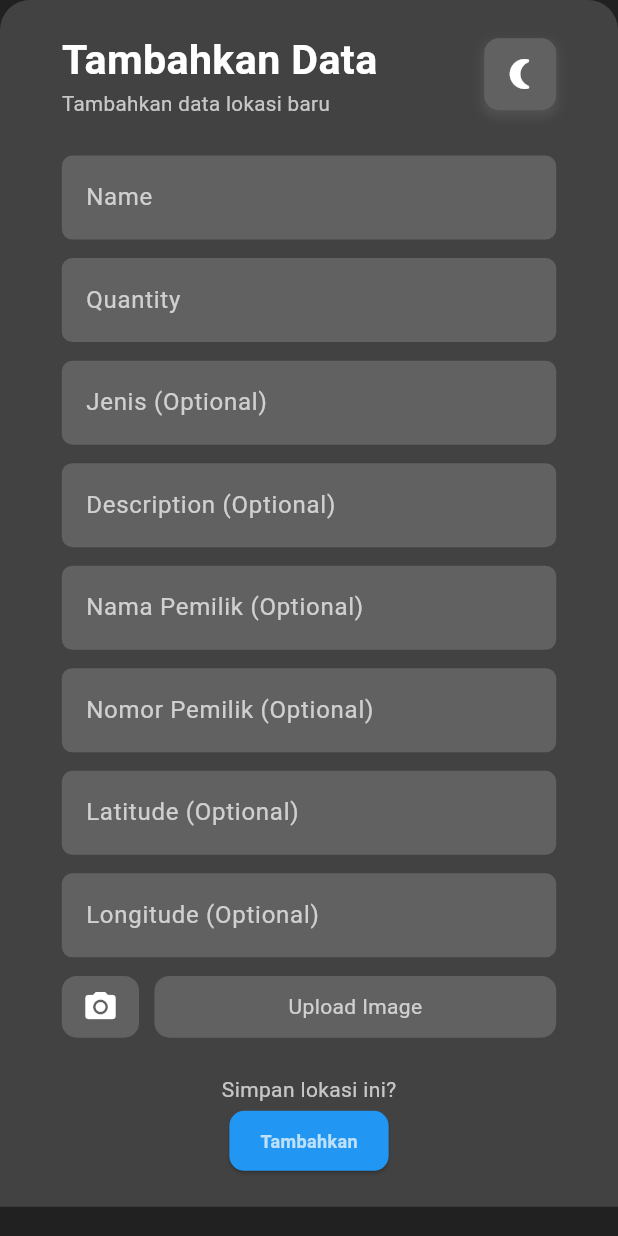
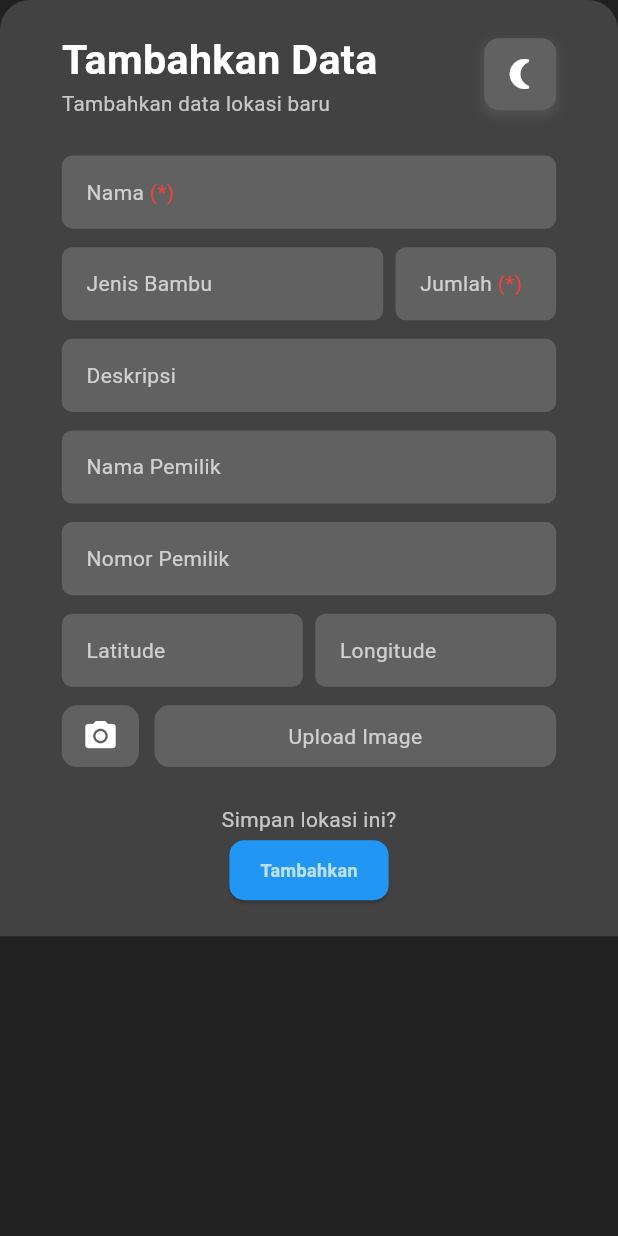
Before and after one commit to izasoerya/bamboo_app, a Flutter app: the ModalBottomSheet widget shown alone on an empty page, opened directly, on a phone screen of 412 x 824 dp. Run offline on Flutter 3.47's test engine with Material 3 defaults, Android fonts, the phone set to English and light mode, and no system bars; our stand-ins replace device_info_plus, file_picker, flutter_bloc, flutter_dotenv, flutter_screenutil, geolocator and 5 more; missing offline and left inert: excel; accounts and stored records are empty.

Commit message:
ui redesign

```diff
--- a/lib/src/app/presentation/widgets/atom/auth_text_field.dart
+++ b/lib/src/app/presentation/widgets/atom/auth_text_field.dart
@@ -3,20 +3,22 @@ import 'package:flutter_screenutil/flutter_screenutil.dart';
 
 class AuthTextField extends StatefulWidget {
   final TextEditingController controller;
-  final String? Function(String?)? validator;
   final String hintText;
   final String label;
   final bool optional;
   final TextInputType type;
+  final double width;
+  final String? Function(String?)? validator;
 
   const AuthTextField({
     super.key,
     required this.controller,
-    this.validator,
     this.hintText = '',
     this.label = '',
     this.optional = false,
     this.type = TextInputType.text,
+    this.width = 0.8,
+    this.validator,
   });
 
   @override
@@ -29,17 +31,34 @@ class _AuthTextFieldState extends State<AuthTextField> {
   @override
   Widget build(BuildContext context) {
     return SizedBox(
-      width: 0.8.sw,
+      width: widget.width.sw,
       child: TextFormField(
         key: _formKey,
         keyboardType: widget.type,
         controller: widget.controller,
         decoration: InputDecoration(
           focusColor: Colors.red,
+          contentPadding: EdgeInsets.symmetric(
+            horizontal: 0.03.sw,
+            vertical: 0.015.sh,
+          ),
           hintText: widget.hintText,
           hintStyle:
               TextStyle(color: Theme.of(context).textTheme.bodyMedium!.color),
-          labelText: widget.label + (widget.optional ? ' (Optional)' : ''),
+          labelText: null,
+          label: RichText(
+            text: TextSpan(
+              text: widget.label,
+              style: Theme.of(context).textTheme.bodyMedium,
+              children: [
+                if (!widget.optional)
+                  TextSpan(
+                    text: ' (*)',
+                    style: TextStyle(color: Colors.red),
+                  ),
+              ],
+            ),
+          ),
           labelStyle:
               TextStyle(color: Theme.of(context).textTheme.bodyMedium!.color),
           filled: true,
@@ -61,6 +80,8 @@ class _AuthTextFieldState extends State<AuthTextField> {
         onChanged: (value) {
           _formKey.currentState?.validate();
         },
+        maxLines: null,
+        minLines: 1,
       ),
     );
   }
--- a/lib/src/app/presentation/widgets/organism/modal_bottom_sheet.dart
+++ b/lib/src/app/presentation/widgets/organism/modal_bottom_sheet.dart
@@ -29,6 +29,7 @@ class ModalBottomSheet extends StatefulWidget {
 }
 
 class _ModalBottomSheetState extends State<ModalBottomSheet> {
+  Future<EntitiesMarker>? _markerFuture;
   final _nameController = TextEditingController();
   final _descriptionController = TextEditingController();
   final _qtyController = TextEditingController();
@@ -40,8 +41,6 @@ class _ModalBottomSheetState extends State<ModalBottomSheet> {
 
   File? _image;
   void _onImageChanged(File? image) => _image = image;
-
-  Future<EntitiesMarker>? _markerFuture;
 
   @override
   void initState() {
@@ -97,8 +96,6 @@ class _ModalBottomSheetState extends State<ModalBottomSheet> {
             ),
             SizedBox(height: 0.03.sh),
             _buildTextFields(),
-            SizedBox(height: 0.015.sh),
-            ImageUploader(onImageSelected: _onImageChanged),
             SizedBox(height: 0.03.sh),
             Text(
               'Simpan lokasi ini?',
@@ -121,30 +118,41 @@ class _ModalBottomSheetState extends State<ModalBottomSheet> {
       children: [
         AuthTextField(
           controller: _nameController,
-          hintText: 'Name',
-          label: 'Name',
+          hintText: 'Nama',
+          label: 'Nama',
           validator: TextfieldValidator.name,
         ),
         SizedBox(height: 0.015.sh),
-        AuthTextField(
+        Row(
+          children: [
+            Flexible(
+              flex: 2,
+              fit: FlexFit.tight,
+              child: AuthTextField(
+                controller: _strainController,
+                hintText: 'Jenis Bambu',
+                label: 'Jenis Bambu',
+                optional: true,
+              ),
+            ),
+            Padding(padding: EdgeInsets.only(left: 0.02.sw)),
+            Flexible(
+              flex: 1,
+              child: AuthTextField(
                 controller: _qtyController,
-          hintText: 'Quantity',
-          label: 'Quantity',
+                hintText: 'Jumlah',
+                label: 'Jumlah',
                 validator: TextfieldValidator.name,
                 type: TextInputType.number,
               ),
-        SizedBox(height: 0.015.sh),
-        AuthTextField(
-          controller: _strainController,
-          hintText: 'Jenis',
-          label: 'Jenis',
-          optional: true,
+            ),
+          ],
         ),
         SizedBox(height: 0.015.sh),
         AuthTextField(
           controller: _descriptionController,
-          hintText: 'Description',
-          label: 'Description',
+          hintText: 'Deskripsi',
+          label: 'Deskripsi',
           optional: true,
         ),
         SizedBox(height: 0.015.sh),
@@ -163,21 +171,34 @@ class _ModalBottomSheetState extends State<ModalBottomSheet> {
           type: TextInputType.phone,
         ),
         SizedBox(height: 0.015.sh),
-        AuthTextField(
+        Row(
+          mainAxisAlignment: MainAxisAlignment.spaceBetween,
+          children: [
+            Flexible(
+              flex: 1,
+              child: AuthTextField(
                 controller: _latitudeController,
                 hintText: 'Latitude',
                 label: 'Latitude',
                 optional: true,
                 type: TextInputType.phone,
               ),
-        SizedBox(height: 0.015.sh),
-        AuthTextField(
+            ),
+            Padding(padding: EdgeInsets.only(left: 0.02.sw)),
+            Flexible(
+              flex: 1,
+              child: AuthTextField(
                 controller: _longitudeController,
                 hintText: 'Longitude',
                 label: 'Longitude',
                 optional: true,
                 type: TextInputType.phone,
               ),
+            ),
+          ],
+        ),
+        SizedBox(height: 0.015.sh),
+        ImageUploader(onImageSelected: _onImageChanged),
       ],
     );
   }
```
Lines whose indentation alone changed are shown as unchanged.
